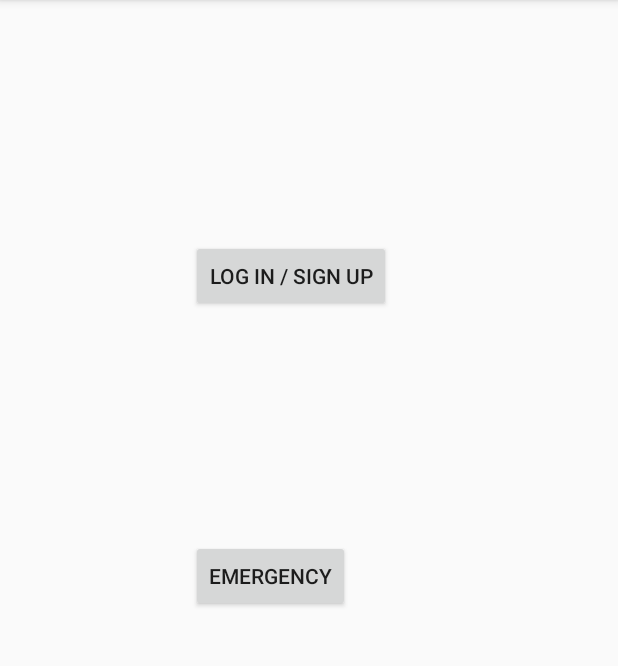
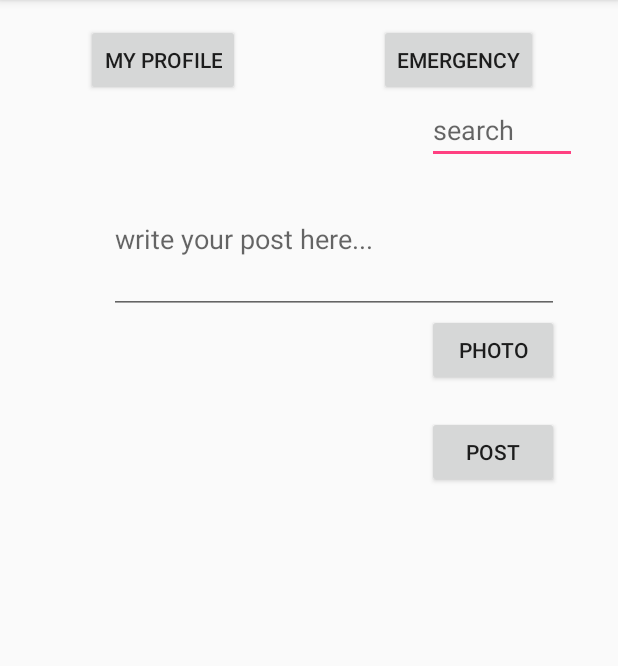
Before and after one commit to JubayerRony/TravelersGuide, an Android app: the Explore screen opened directly, with no data from a screen before it, on a phone screen of 412 x 824 dp, the part 84-750 px from its top. Run offline under Robolectric (Android 15) with nearby library versions, the phone set to English and light mode, and no system bars.

Commit message:
4th commit

```diff
--- a/app/src/main/AndroidManifest.xml
+++ b/app/src/main/AndroidManifest.xml
@@ -33,6 +33,7 @@
         <activity android:name=".EmergencyResult" />
         <activity android:name=".Login" />
         <activity android:name=".Signup" />
+        <activity android:name=".tripactivity"></activity>
     </application>
 
 </manifest>
--- a/app/src/main/java/com/example/saqib/travellersguide/Profile.java
+++ b/app/src/main/java/com/example/saqib/travellersguide/Profile.java
@@ -12,9 +12,9 @@ public class Profile extends AppCompatActivity {
         super.onCreate(savedInstanceState);
         setContentView(R.layout.activity_profile);
     }
-    public void post(View view){
+    public void checkbox(View view){
 
-        Intent intent = new Intent(Profile.this,Post.class);
+        Intent intent = new Intent(Profile.this,tripactivity.class);
         //intent.addFlags(Intent.FLAG_ACTIVITY_NEW_TASK);
         startActivity(intent);
     }
--- a/app/src/main/res/layout/activity_explore.xml
+++ b/app/src/main/res/layout/activity_explore.xml
@@ -11,28 +11,72 @@
     tools:context="com.example.saqib.travellersguide.Explore">
 
     <Button
-        android:text="Log In / Sign Up"
+        android:text="My Profile"
         android:layout_width="wrap_content"
         android:layout_height="wrap_content"
+        android:layout_marginLeft="41dp"
+        android:layout_marginStart="41dp"
+        android:id="@+id/button4"
+        android:textAlignment="center"
+        android:onClick="Login"
         android:layout_alignParentTop="true"
         android:layout_alignParentLeft="true"
-        android:layout_alignParentStart="true"
-        android:layout_marginLeft="111dp"
-        android:layout_marginStart="111dp"
-        android:layout_marginTop="144dp"
-        android:id="@+id/button4"
-        android:textAlignment="center"
-        android:onClick="Login"/>
+        android:layout_alignParentStart="true" />
 
     <Button
         android:text="emergency"
         android:layout_width="wrap_content"
         android:layout_height="wrap_content"
-        android:layout_centerVertical="true"
-        android:layout_alignLeft="@+id/button4"
-        android:layout_alignStart="@+id/button4"
         android:id="@+id/button5"
         android:textAlignment="center"
-        android:onClick="emergency"/>
+        android:onClick="emergency"
+        android:layout_marginRight="37dp"
+        android:layout_marginEnd="37dp"
+        android:layout_alignParentTop="true"
+        android:layout_alignParentRight="true"
+        android:layout_alignParentEnd="true" />
+
+    <EditText
+        android:layout_height="wrap_content"
+        android:inputType="textPersonName"
+        android:ems="10"
+        android:layout_marginRight="11dp"
+        android:layout_marginEnd="11dp"
+        android:id="@+id/editText9"
+        android:hint="search"
+        android:layout_below="@+id/button4"
+        android:layout_alignParentRight="true"
+        android:layout_alignParentEnd="true"
+        android:layout_width="100dp" />
+
+    <EditText
+        android:inputType="textPersonName"
+        android:ems="10"
+        android:id="@+id/editText10"
+        android:layout_width="300dp"
+        android:hint="write your post here..."
+        android:layout_height="100dp"
+        android:layout_below="@+id/editText9"
+        android:layout_alignRight="@+id/button16"
+        android:layout_alignEnd="@+id/button16" />
+
+    <Button
+        android:text="Post"
+        android:layout_width="wrap_content"
+        android:layout_height="wrap_content"
+        android:layout_marginTop="68dp"
+        android:id="@+id/button16"
+        android:layout_below="@+id/editText10"
+        android:layout_alignLeft="@+id/editText9"
+        android:layout_alignStart="@+id/editText9" />
+
+    <Button
+        android:text="Photo"
+        android:layout_width="wrap_content"
+        android:layout_height="wrap_content"
+        android:layout_below="@+id/editText10"
+        android:layout_alignRight="@+id/editText10"
+        android:layout_alignEnd="@+id/editText10"
+        android:id="@+id/button15" />
     />
 </RelativeLayout>
```
Also changed, not shown: app/src/main/java/com/example/saqib/travellersguide/tripactivity.java (added, +13 -0 lines), app/src/main/res/layout/activity_checkbox.xml (+4 -4 lines), app/src/main/res/layout/activity_profile.xml (+70 -15 lines), app/src/main/res/layout/activity_tripactivity.xml (added, +32 -0 lines).
